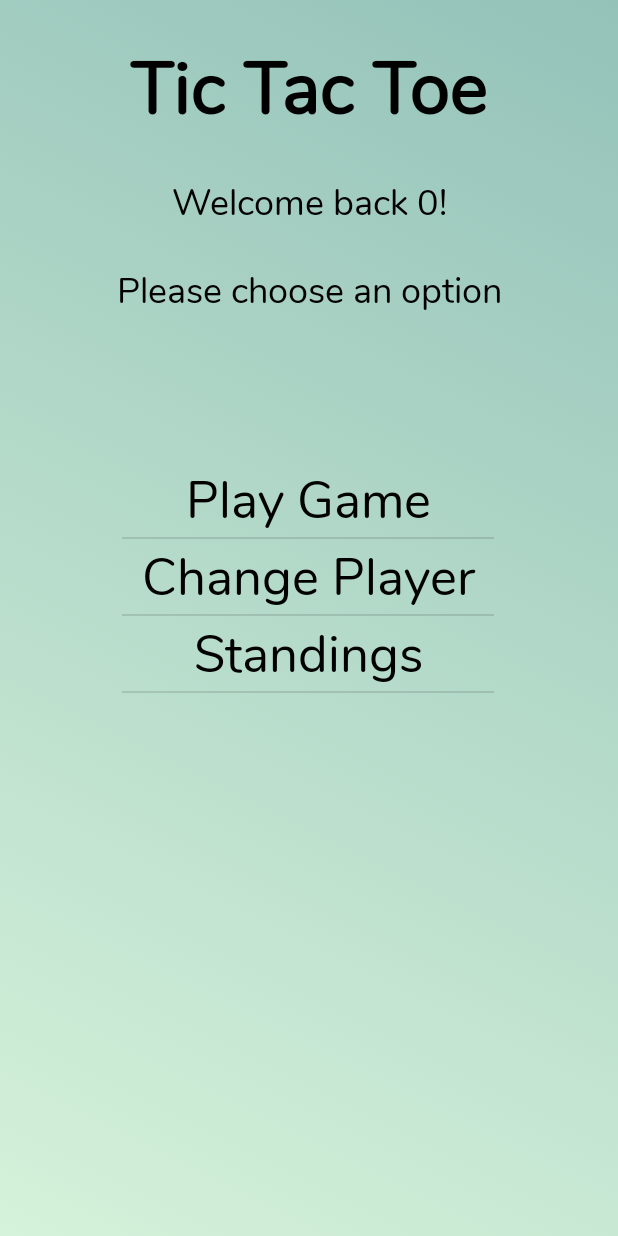
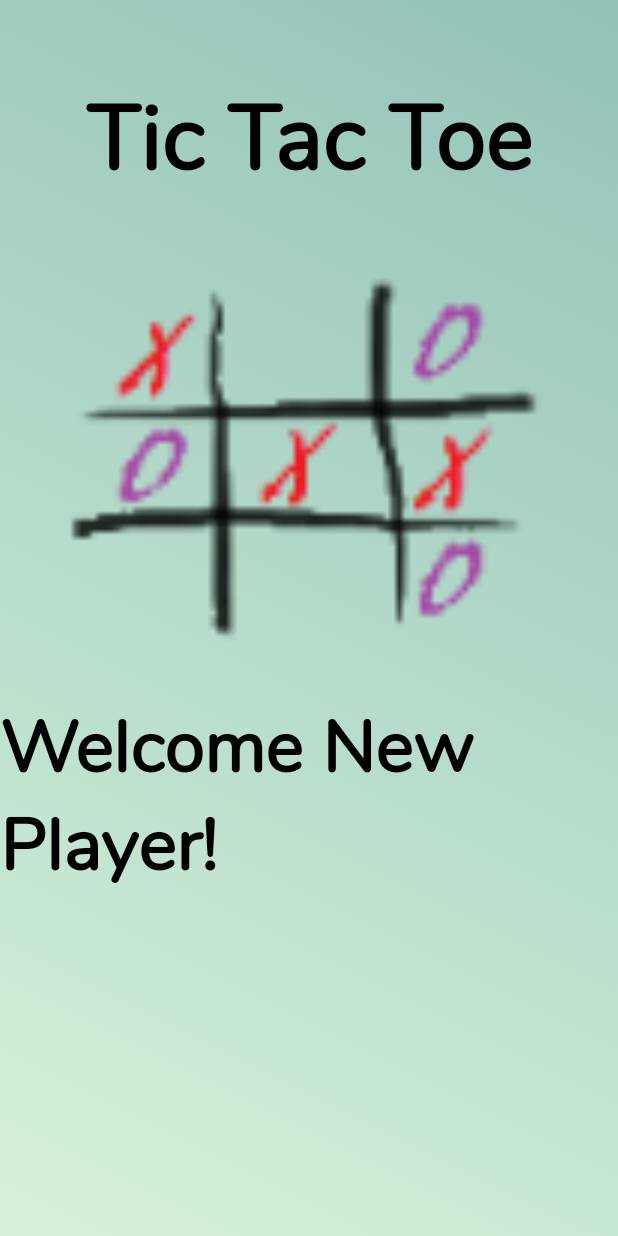
Before and after one commit to tylerbfink/TicTacToe, an Android app: the first screen one second after launch (MainActivity before the commit, SplashScreen after it), on a phone screen of 412 x 824 dp. Run offline under Robolectric (Android 15) with nearby library versions, the phone set to English and light mode, and no system bars.

Commit message:
-mostly complete

```diff
--- a/app/src/main/java/com/example/tictactoe/MainActivity.java
+++ b/app/src/main/java/com/example/tictactoe/MainActivity.java
@@ -14,8 +14,7 @@ import android.widget.TextView;
 
 public class MainActivity extends AppCompatActivity {
 
-    String returningPlayerName = "Player";
-    int returningPlayerPosition;
+    String currentPlayer = null;
 
     @Override
     protected void onCreate(Bundle savedInstanceState) {
@@ -30,10 +29,11 @@ public class MainActivity extends AppCompatActivity {
         mainMenuOptions.setAdapter(adapter);
 
         TextView welcomeBack = (TextView) findViewById(R.id.welcome_back_text);
-        if (ChangePlayer.getPlayer("CURRENT_PLAYER", getBaseContext()) != -1) {
-            returningPlayerPosition = Integer.valueOf(ChangePlayer.getPlayer("CURRENT_PLAYER", getBaseContext()));
+
+        if (ChangePlayer.getPlayerName("CURRENT_PLAYER", getBaseContext()) != null) {
+            currentPlayer = ChangePlayer.getPlayerName("CURRENT_PLAYER", getBaseContext());
         }
-        welcomeBack.setText("Welcome back " + returningPlayerPosition + "!");
+        welcomeBack.setText("Player: " + currentPlayer);
 
 
         //listener for click of listView item
--- /dev/null
+++ b/app/src/main/java/com/example/tictactoe/SplashScreen.java
@@ -0,0 +1,46 @@
+package com.example.tictactoe;
+
+import androidx.appcompat.app.AppCompatActivity;
+
+import android.content.Intent;
+import android.os.Bundle;
+import android.os.Handler;
+import android.widget.TextView;
+
+public class SplashScreen extends AppCompatActivity {
+
+    private static int SPLASH_TIME = 4000;
+    String currentPlayer = null;
+
+    TextView tic_tac_toe, welcome_back, welcome_player;
+
+    @Override
+    protected void onCreate(Bundle savedInstanceState) {
+        super.onCreate(savedInstanceState);
+        setContentView(R.layout.activity_splash_screen);
+
+        tic_tac_toe = (TextView) findViewById(R.id.header_text);
+        welcome_back = (TextView) findViewById(R.id.welcome_player_text);
+        welcome_player = (TextView) findViewById(R.id.welcome_player_name);
+
+        if (ChangePlayer.getPlayerName("CURRENT_PLAYER", getBaseContext()) != null) {
+            currentPlayer = ChangePlayer.getPlayerName("CURRENT_PLAYER", getBaseContext());
+            welcome_back.setText("Welcome back:");
+            welcome_player.setText(currentPlayer);
+        }
+        else {
+            welcome_back.setText("Welcome New Player!");
+        }
+
+
+        //switches to MainActivity after 4 sec
+        new Handler().postDelayed(new Runnable() {
+            @Override
+            public void run() {
+                Intent homeIntent = new Intent(SplashScreen.this, MainActivity.class);
+                startActivity(homeIntent);
+                finish();
+            }
+        }, SPLASH_TIME);
+    }
+}
--- a/app/src/main/res/layout/activity_change_player.xml
+++ b/app/src/main/res/layout/activity_change_player.xml
@@ -76,8 +76,8 @@
         android:layout_height="wrap_content"
         android:layout_marginTop="16dp"
         android:text="@string/select_or_add"
-        android:textSize="16sp"
         android:textColor="#000000"
+        android:textSize="24sp"
         app:layout_constraintEnd_toEndOf="parent"
         app:layout_constraintStart_toStartOf="parent"
         app:layout_constraintTop_toBottomOf="@+id/title_change_player" />
--- a/app/src/main/res/layout/activity_main.xml
+++ b/app/src/main/res/layout/activity_splash_screen.xml
@@ -5,63 +5,56 @@
     android:layout_width="match_parent"
     android:layout_height="match_parent"
     android:background="@drawable/gradient_background"
-    tools:context=".MainActivity">
+    tools:context=".SplashScreen">
 
     <TextView
-        android:id="@+id/welcome_text"
+        android:id="@+id/header_text"
         android:layout_width="wrap_content"
         android:layout_height="wrap_content"
-        android:layout_marginTop="24dp"
+        android:layout_marginTop="48dp"
         android:fontFamily="@font/nunito"
         android:text="@string/welcome_main"
         android:textColor="#000000"
-        android:textSize="48sp"
+        android:textSize="60sp"
         android:textStyle="bold"
         app:layout_constraintEnd_toEndOf="parent"
         app:layout_constraintStart_toStartOf="parent"
         app:layout_constraintTop_toTopOf="parent" />
 
+    <ImageView
+        android:id="@+id/imageView3"
+        android:layout_width="355dp"
+        android:layout_height="312dp"
+        android:layout_marginTop="16dp"
+        app:layout_constraintEnd_toEndOf="parent"
+        app:layout_constraintStart_toStartOf="parent"
+        app:layout_constraintTop_toBottomOf="@+id/header_text"
+        app:srcCompat="@drawable/tictactoe" />
+
     <TextView
-        android:id="@+id/welcome_back_text"
+        android:id="@+id/welcome_player_text"
         android:layout_width="wrap_content"
         android:layout_height="wrap_content"
-        android:layout_marginTop="24dp"
         android:fontFamily="@font/nunito"
-        android:text="@string/blank"
         android:textColor="#000000"
-        android:textSize="24sp"
-        app:layout_constraintBottom_toTopOf="@+id/option_text"
+        android:textSize="48sp"
+        android:textStyle="bold"
         app:layout_constraintEnd_toEndOf="parent"
+        app:layout_constraintHorizontal_bias="0.498"
         app:layout_constraintStart_toStartOf="parent"
-        app:layout_constraintTop_toBottomOf="@+id/welcome_text" />
+        app:layout_constraintTop_toBottomOf="@+id/imageView3" />
 
     <TextView
-        android:id="@+id/option_text"
+        android:id="@+id/welcome_player_name"
         android:layout_width="wrap_content"
         android:layout_height="wrap_content"
-        android:layout_marginTop="24dp"
         android:fontFamily="@font/nunito"
-        android:text="@string/choose_option"
         android:textColor="#000000"
-        android:textSize="24sp"
+        android:textSize="48sp"
+        android:textStyle="bold"
         app:layout_constraintEnd_toEndOf="parent"
+        app:layout_constraintHorizontal_bias="0.498"
         app:layout_constraintStart_toStartOf="parent"
-        app:layout_constraintTop_toBottomOf="@+id/welcome_back_text" />
-
-    <ListView
-        android:id="@+id/option_listView"
-        android:layout_width="248dp"
-        android:layout_height="347dp"
-        android:layout_marginStart="1dp"
-        android:layout_marginTop="48dp"
-        android:layout_marginEnd="1dp"
-        app:layout_constraintBottom_toBottomOf="parent"
-        app:layout_constraintEnd_toEndOf="parent"
-        app:layout_constraintHorizontal_bias="0.496"
-        app:layout_constraintStart_toStartOf="parent"
-        app:layout_constraintTop_toBottomOf="@+id/option_text"
-        app:layout_constraintVertical_bias="0.225">
-
-    </ListView>
+        app:layout_constraintTop_toBottomOf="@+id/welcome_player_text" />
 
 </androidx.constraintlayout.widget.ConstraintLayout>
--- a/app/src/main/res/values/strings.xml
+++ b/app/src/main/res/values/strings.xml
@@ -12,7 +12,7 @@
     <string name="add_player">Add New Player</string>
     <string name="remove_player">Remove Player</string>
     <string name="use_player">Use Selected Player</string>
-    <string name="select_or_add">Select returning player or add new</string>
+    <string name="select_or_add">Select player or add new</string>
     <string name="confirm_delete">Confirm delete</string>
     <string name="confirm_sure">Confirm you want to delete selected player?</string>
     <string name="name">Enter name</string>
@@ -21,7 +21,9 @@
     <string name="cancel">Cancel</string>
     <string name="add_new">Add new player</string>
     <string name="reset">Start New Game</string>
-    <string name="your_turn">\'s turn.</string>
+    <string name="your_turn">\'s turn!</string>
+    <string name="welcome_back">Welcome back</string>
+    <string name="welcome_new">Welcome new player!</string>
 
     <string-array name="main_menu_options">
         <item>Play Game</item>
```
Also changed, not shown: app/src/main/AndroidManifest.xml (+9 -4 lines), app/src/main/java/com/example/tictactoe/ChangePlayer.java (+36 -15 lines), app/src/main/java/com/example/tictactoe/GamePlay.java (+139 -54 lines), app/src/main/java/com/example/tictactoe/Player.java (+11 -1 lines), app/src/main/java/com/example/tictactoe/PlayerIO.java (+12 -10 lines), app/src/main/res/layout/activity_game_play.xml (+29 -4 lines), app/src/main/res/drawable-xxxhdpi/tic_tac_toe.png (added), app/src/main/res/drawable-xxxhdpi/tictactoe.png (added).
